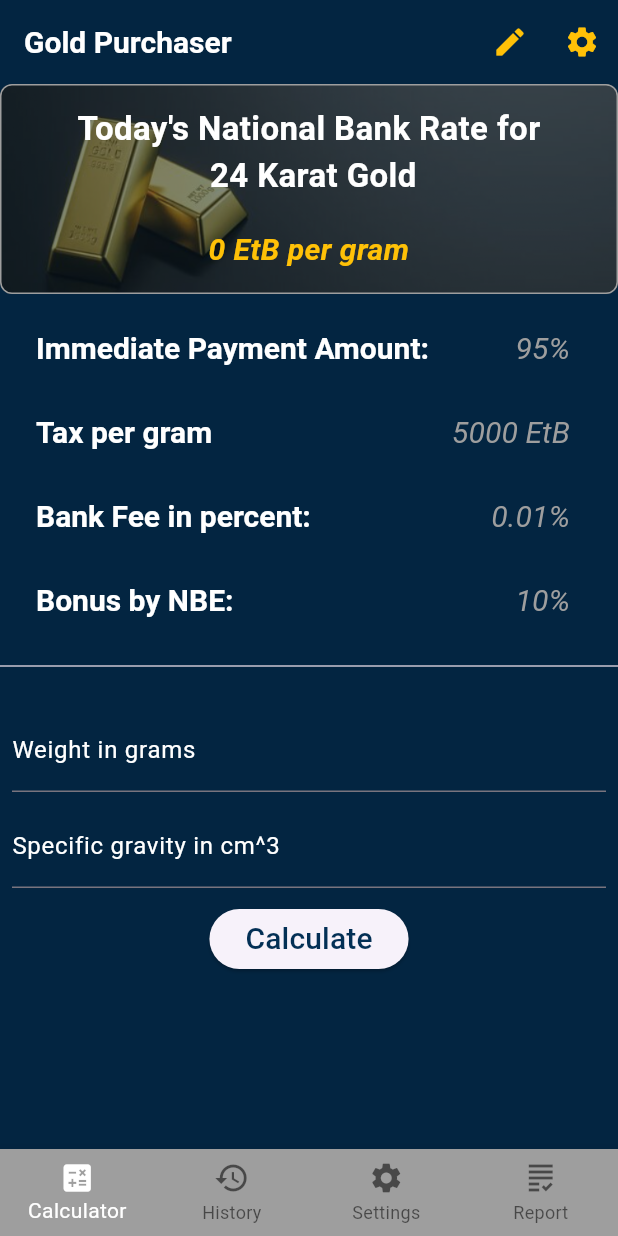
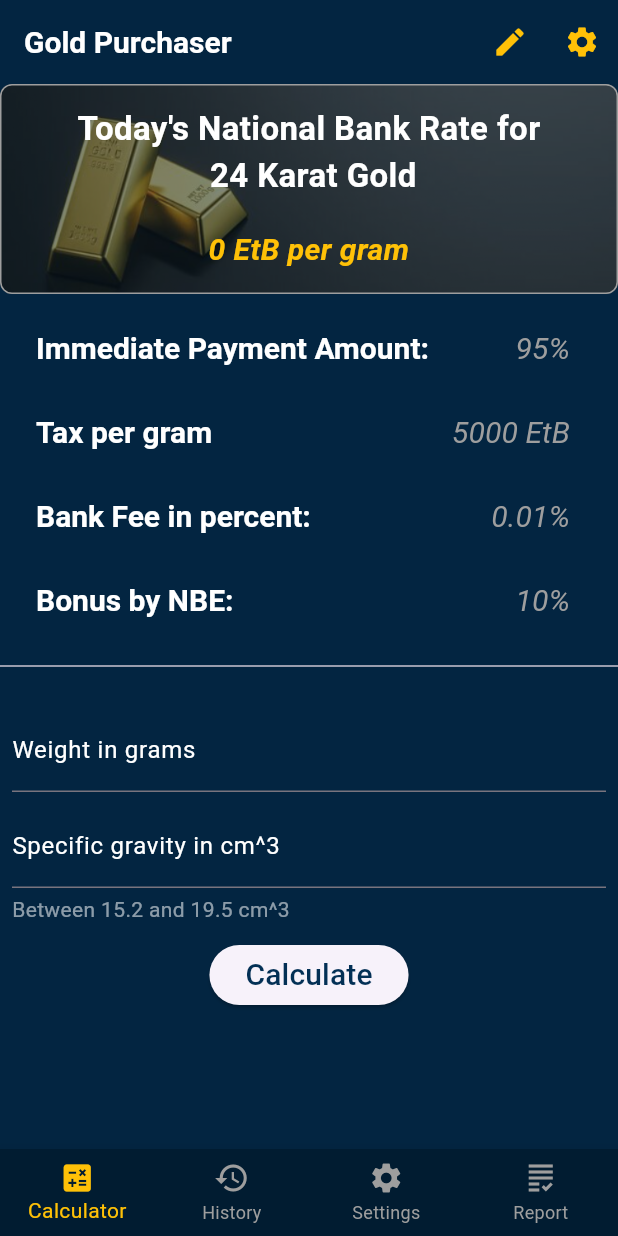
Before and after one commit to samuael/nbe, a Flutter app: the screen it shows after launch, on a phone screen of 412 x 824 dp. Run offline on Flutter 3.47's test engine with Material 3 defaults, Android fonts, the phone set to English and light mode, and no system bars; our stand-ins replace shared_preferences, sqflite; accounts and stored records are empty; network calls fail.

Commit message:
Add helper to Textfield, Update Navigationbar

```diff
--- a/lib/main.dart
+++ b/lib/main.dart
@@ -74,8 +74,9 @@ class _NavigationControllerState extends State<NavigationController> {
       body: widgetList[_currentIndex],
       bottomNavigationBar: BottomNavigationBar(
         type: BottomNavigationBarType.fixed,
-        fixedColor: Colors.white,
-        backgroundColor: Colors.grey,
+        unselectedItemColor: Colors.grey,
+        fixedColor: Colors.amber,
+        backgroundColor: const Color.fromARGB(255, 1, 28, 49),
 
         items: [
           BottomNavigationBarItem(
--- a/lib/screens/calculator.dart
+++ b/lib/screens/calculator.dart
@@ -232,6 +232,12 @@ class _CalculatorScreenState extends State<CalculatorScreen> {
                     'Specific gravity in cm^3',
                     style: TextStyle(color: Colors.white),
                   ),
+                  helper: Text(
+                    'Between 15.2 and 19.5 cm^3',
+                    style: TextStyle(
+                      color: const Color.fromARGB(139, 255, 255, 255),
+                    ),
+                  ),
                 ),
                 style: TextStyle(color: Colors.white),
               ),
```
